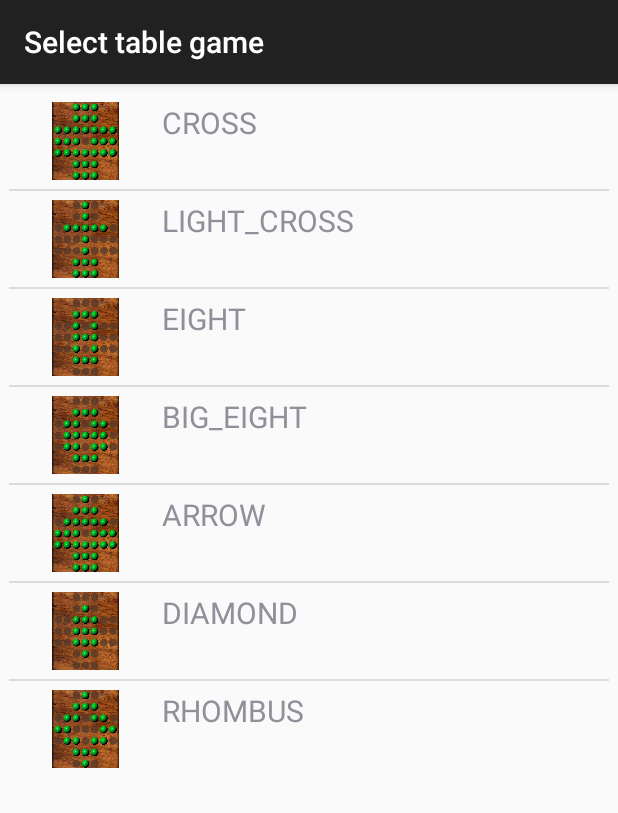
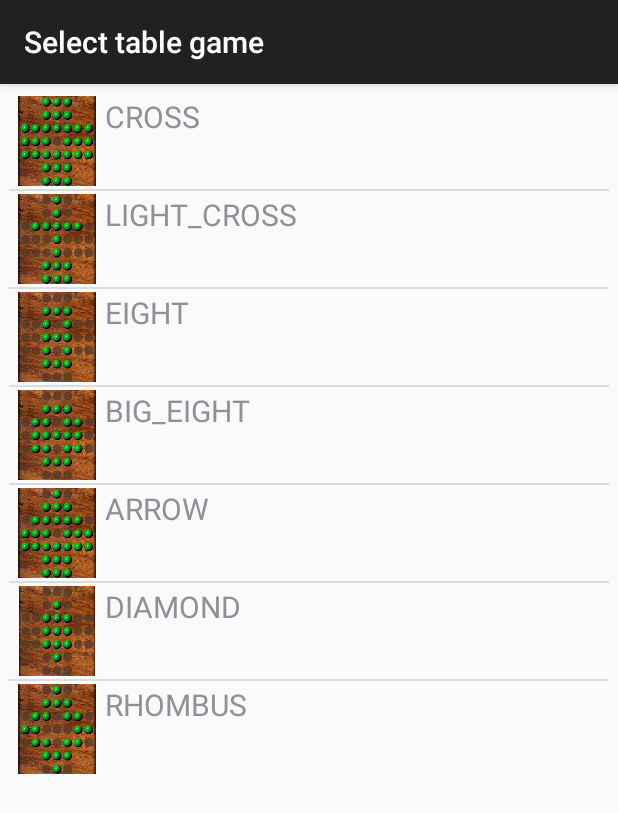
Before and after one commit to davidasensio/senku, an Android app: the screen it shows after launch (TableGameSelectorActivity), in the options menu, after a tap on "Select table game...", on a phone screen of 412 x 824 dp. Shown: the top 813 px of the screen. Run offline under Robolectric (Android 15) with nearby library versions, the light colour scheme and no system bars; our stand-ins replace AdMob; libraries missing offline, so code that uses them is left out: com.firebase.client; 3 statements that could not run were skipped.

Commit message:
added todo

```diff
--- a/app/src/main/java/com/handysparksoft/senku/MainActivity.java
+++ b/app/src/main/java/com/handysparksoft/senku/MainActivity.java
@@ -77,7 +77,12 @@ public class MainActivity extends ActionBarActivity implements View.OnFocusChang
 
         isSolution = false;
         vibrator = (Vibrator) getSystemService(VIBRATOR_SERVICE);
-        game = new Game();
+
+        //Prefs. Last Table
+        String lastTable = getLastTable();
+        currentTableGame = Game.TABLE_GAME.valueOf(lastTable);
+
+        game = new Game(currentTableGame);
         registerListeners();
         setFigureFromGrid();
 
@@ -96,7 +101,15 @@ public class MainActivity extends ActionBarActivity implements View.OnFocusChang
         adView.loadAd(adRequest);
     }
 
+    private String getLastTable() {
+        SharedPreferences prefs = PreferenceManager.getDefaultSharedPreferences(getApplicationContext());
+        return prefs.getString("lastTable", "CROSS");
+    }
 
+    private void saveLastTable(String lastTable) {
+        SharedPreferences prefs = PreferenceManager.getDefaultSharedPreferences(getApplicationContext());
+        prefs.edit().putString("lastTable", lastTable).commit();
+    }
 
     @Override
     protected void onPause() {
@@ -115,6 +128,7 @@ public class MainActivity extends ActionBarActivity implements View.OnFocusChang
 
     @Override
     protected void onDestroy() {
+        saveLastTable(currentTableGame.toString());
         adView.destroy();
         super.onDestroy();
     }
@@ -123,11 +137,8 @@ public class MainActivity extends ActionBarActivity implements View.OnFocusChang
     protected void onRestart() {
         isSolution = false;
         startTimer();
-        currentTableGame = Game.TABLE_GAME.CROSS;
         super.onRestart();
     }
-
-
 
     private void startTimer() {
         if (timer == null) {
@@ -218,7 +229,7 @@ public class MainActivity extends ActionBarActivity implements View.OnFocusChang
 
             String maxScore = this.scores.last();
             //fireBaseManager.storeUserScoreInFireBase(getFormattedUserAccount(), maxScore);
-            fireBaseManager.storeUserScoreInFireBase(getUserName(), maxScore);
+            fireBaseManager.storeUserScoreInFireBase(getUserNameOrFormattedAccount(), maxScore);
         }
     }
 
@@ -249,12 +260,12 @@ public class MainActivity extends ActionBarActivity implements View.OnFocusChang
 
                     rdb.setOnFocusChangeListener(this);
                     //rdb.setOnClickListener(this);
-                    /*rdb.setOnClickListener(new View.OnClickListener() {
+                    rdb.setOnClickListener(new View.OnClickListener() {
                         @Override
                         public void onClick(View v) {
                             setFigureFromGrid();
                         }
-                    });*/
+                    });
                 }
             }
         }
@@ -326,7 +337,6 @@ public class MainActivity extends ActionBarActivity implements View.OnFocusChang
                 break;
             }
         }
-        //showSortMsg(gmail);
         return gmail;
     }
 
@@ -373,8 +383,14 @@ public class MainActivity extends ActionBarActivity implements View.OnFocusChang
         return result;
     }
 
-
-
+    //Si no encuentra el UserName usa la UserAccount
+    public String getUserNameOrFormattedAccount() {
+        String result = getUserName();
+        if (result == null || result == "" || result.length() == 0) {
+            result = getFormattedUserAccount();
+        }
+        return result;
+    }
 
     private void playMove(String move) {
         int i1=-1,j1=-1,i2=-1,j2=-1;
@@ -435,9 +451,6 @@ public class MainActivity extends ActionBarActivity implements View.OnFocusChang
                     });
                 }
             },750,750);
-
-
-
     }
 
     public void selectTableGame() {
--- a/app/src/main/res/layout/list_view_game_selector.xml
+++ b/app/src/main/res/layout/list_view_game_selector.xml
@@ -2,17 +2,17 @@
 <RelativeLayout xmlns:android="http://schemas.android.com/apk/res/android"
     android:layout_width="fill_parent"
     android:layout_height="?android:attr/listPreferredItemHeight"
-    android:padding="6dip" >
+    android:padding="2dp" >
 
     <ImageView
         android:id="@+id/iconTable"
-        android:layout_width="90dp"
+        android:layout_width="60dp"
         android:layout_height="90dp"
         android:layout_alignParentBottom="true"
         android:layout_alignParentTop="true"
-        android:layout_marginRight="6dip"
         android:contentDescription="TODO"
-        android:src="@drawable/arrow" />
+        android:src="@drawable/arrow"
+        android:layout_marginRight="2dp" />
 
     <TextView
         android:id="@+id/txtTable"
@@ -24,7 +24,9 @@
         android:ellipsize="marquee"
         android:singleLine="true"
         android:text="Description"
-        android:textSize="20sp" />
+        android:textSize="20sp"
+        android:layout_alignParentStart="false"
+        android:layout_alignParentEnd="false" />
 
 
 
```
